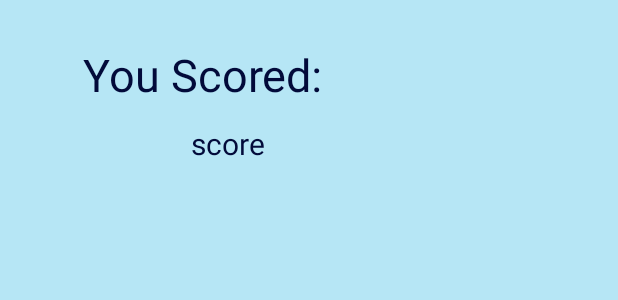
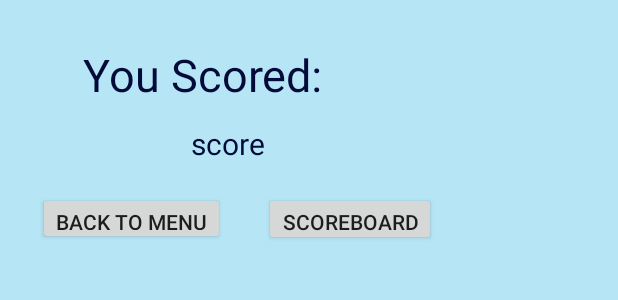
Before and after one commit to HuakunShen/AndroidApp_Game_Centre, an Android app: the layout activity_pop_score.xml on its own in the app's theme, with its tools: preview values and no code run, on a phone screen of 412 x 824 dp. Shown: the top 300 px of the screen. Run offline under Robolectric (Android 15) with nearby library versions, the phone set to English and light mode, and no system bars.

Commit message:
Add buttons in pop score activity

```diff
--- a/Phase2/GameCentre/app/src/main/res/layout/activity_pop_score.xml
+++ b/Phase2/GameCentre/app/src/main/res/layout/activity_pop_score.xml
@@ -29,4 +29,25 @@
         android:textColor="@color/colorPrimaryDark"
         android:textColorLink="@color/colorPrimaryDark"
         android:textSize="20sp" />
+
+    <Button
+        android:id="@+id/popScoreToScoreboard"
+        android:layout_width="wrap_content"
+        android:layout_height="36dp"
+        android:layout_alignParentTop="true"
+        android:layout_alignParentEnd="true"
+        android:layout_marginTop="128dp"
+        android:layout_marginEnd="121dp"
+        android:text="Scoreboard" />
+
+    <Button
+        android:id="@+id/backButton"
+        android:layout_width="wrap_content"
+        android:layout_height="35dp"
+        android:layout_alignParentTop="true"
+        android:layout_alignParentEnd="true"
+        android:layout_marginTop="128dp"
+        android:layout_marginEnd="262dp"
+        android:text="back to menu" />
+
 </RelativeLayout>
```
Also changed, not shown: Phase2/GameCentre/app/src/main/java/fall2018/csc2017/GameCentre/pictureMatching/PictureMatchingGameActivity.java (+5 -5 lines), Phase2/GameCentre/app/src/main/java/fall2018/csc2017/GameCentre/util/popScore.java (+23 -4 lines).
